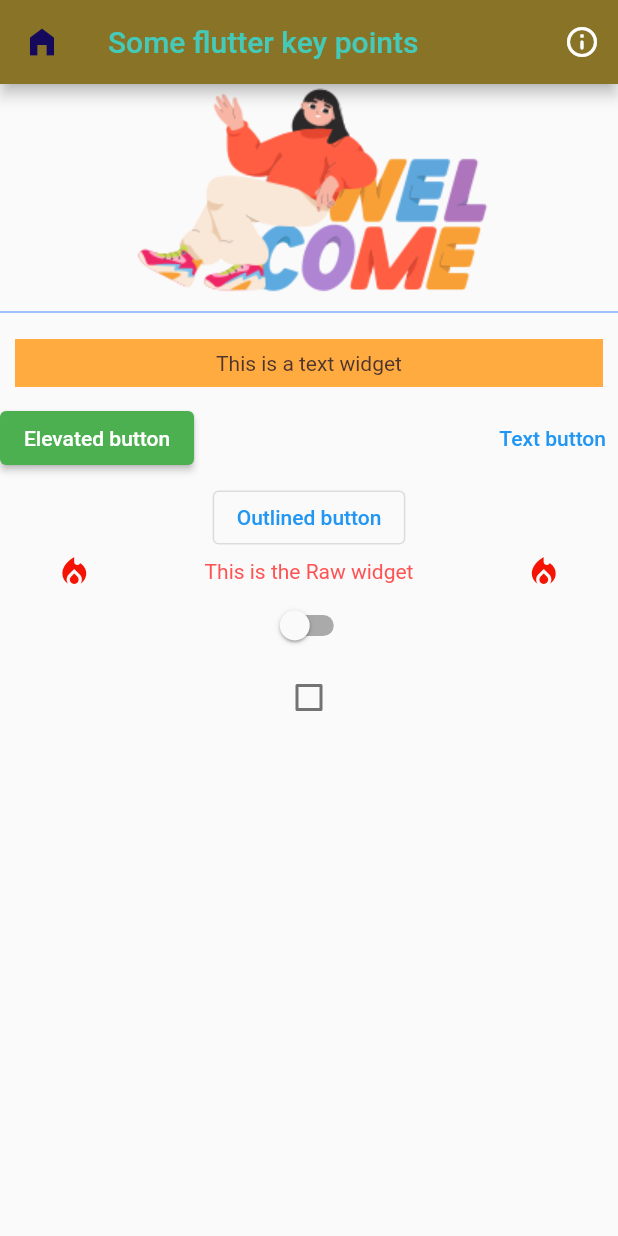
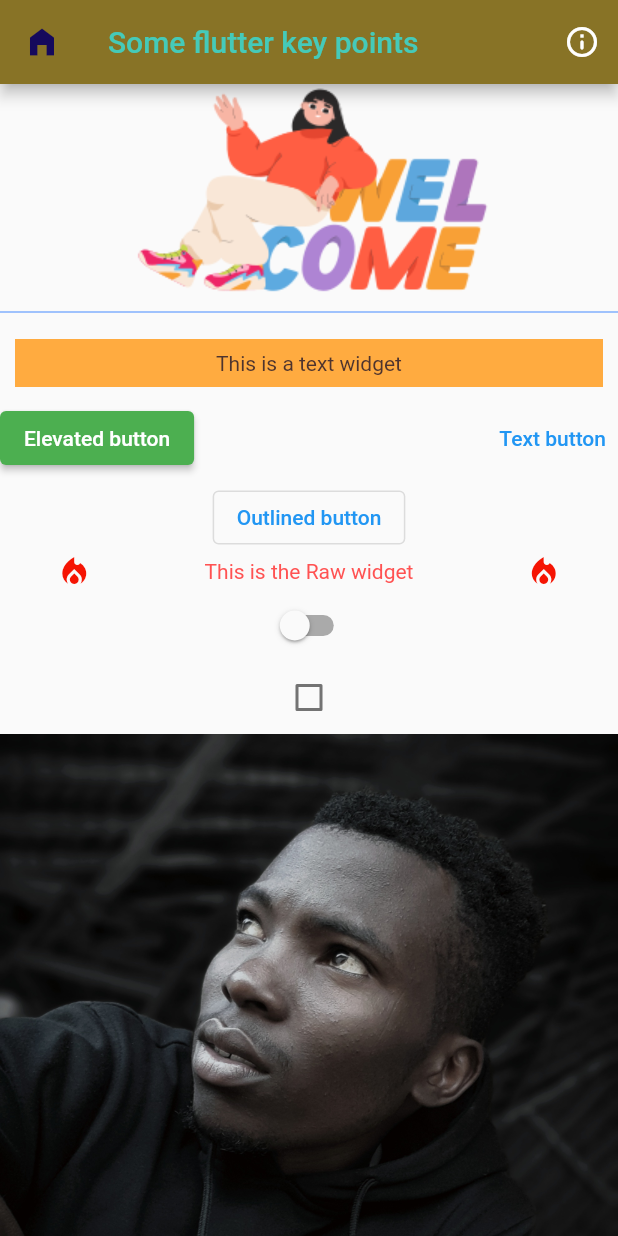
Before and after one commit to indieka900/second-flutter-app, a Flutter app: the ContentF screen opened directly, on a phone screen of 412 x 824 dp. Run offline on Flutter 3.47's test engine with Material 2 defaults, Android fonts, the phone set to English and light mode, and no system bars.

Commit message:
Second tutorial

```diff
--- a/lib/pages/pages/flutter_tutorial.dart
+++ b/lib/pages/pages/flutter_tutorial.dart
@@ -36,7 +36,8 @@ class _ContentState extends State<ContentF> {
           ),
         ],
       ),
-      body: Column(
+      body: SingleChildScrollView(
+        child: Column(
           children: [
             Image.asset("images/welcome2.png"),
             Divider(
@@ -125,8 +126,16 @@ class _ContentState extends State<ContentF> {
               },
               checkColor: Colors.pink,
               activeColor: Colors.greenAccent,
+            ),
+            Image.asset("images/my_image.jpg"),
+            SizedBox(
+              height: 7,
+            ),
+            Divider(
+              color: Color.fromARGB(255, 141, 112, 24),
             )
           ],
+        ),
       ),
     );
   }
```
Also changed, not shown: images/my_image.jpg (added). Lines whose indentation alone changed are shown as unchanged.
